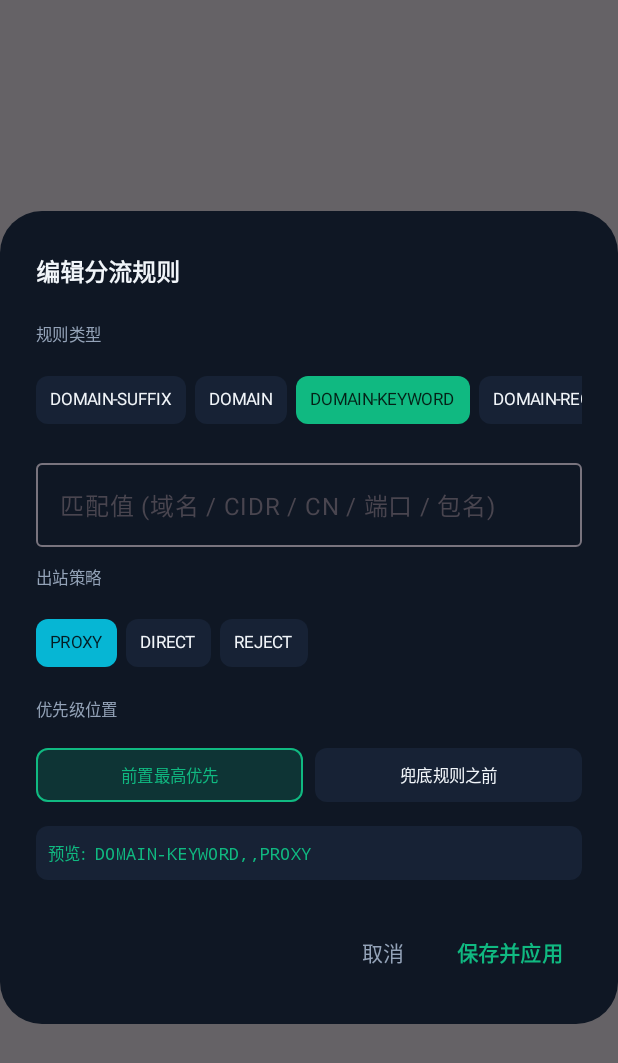
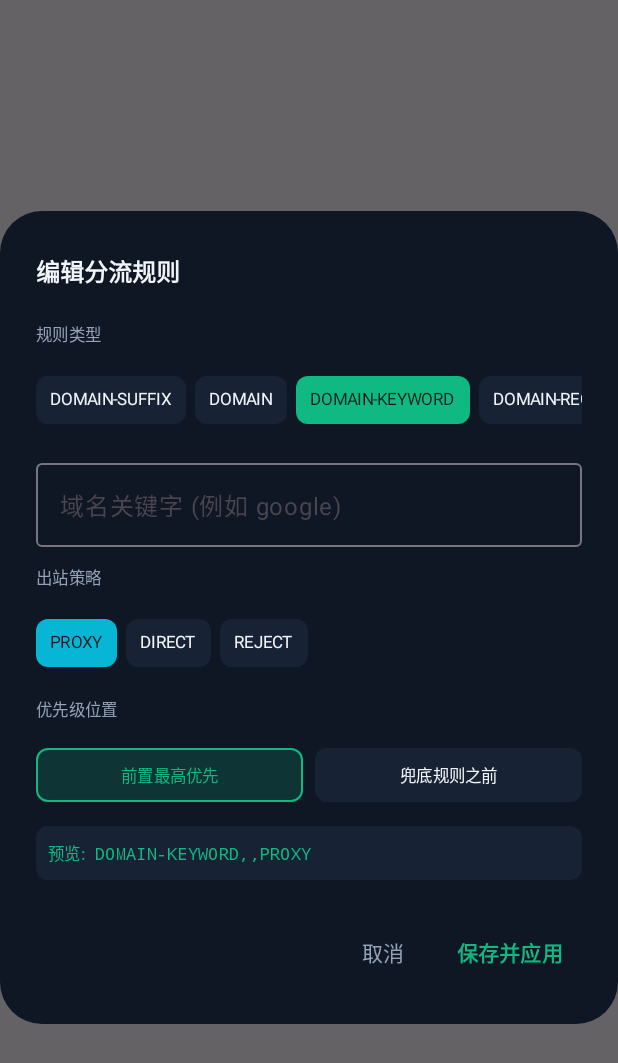
Before and after one commit to neko233-com/vpn233-android, an Android app built with Jetpack Compose: the composable RuleEditorDialog called with empty values, after a tap on "DOMAIN-KEYWORD", on a phone screen of 412 x 824 dp. Shown: the top 1063 px of the screen. Run offline under Robolectric (Android 15) with nearby library versions, the phone set to English and light mode, and no system bars; 2 other taps on this screen came first.

Commit message:
feat(ui,docs): polish rules editor, connection reset UX, and update bilingual READMEs

```diff
--- a/app/src/main/java/com/neko233/vpn233/ui/screens/RulesSheet.kt
+++ b/app/src/main/java/com/neko233/vpn233/ui/screens/RulesSheet.kt
@@ -21,6 +21,7 @@ import androidx.compose.foundation.lazy.itemsIndexed
 import androidx.compose.foundation.rememberScrollState
 import androidx.compose.foundation.shape.RoundedCornerShape
 import androidx.compose.foundation.text.BasicTextField
+import androidx.compose.foundation.verticalScroll
 import androidx.compose.material3.AlertDialog
 import androidx.compose.material3.Checkbox
 import androidx.compose.material3.Icon
@@ -62,13 +63,38 @@ private val RULE_TYPES = listOf(
     "DOMAIN-REGEX",
     "IP-CIDR",
     "IP-CIDR6",
+    "SRC-IP-CIDR",
     "GEOIP",
     "GEOSITE",
     "IP-ASN",
     "DST-PORT",
+    "SRC-PORT",
+    "NETWORK",
     "PROCESS-NAME",
+    "PROCESS-PATH",
+    "RULE-SET",
     "RAW"
 )
+
+private fun payloadHintForRuleType(type: String): String = when (type) {
+    "DOMAIN-SUFFIX" -> "域名后缀 (例如 openai.com)"
+    "DOMAIN" -> "精确域名 (例如 api.github.com)"
+    "DOMAIN-KEYWORD" -> "域名关键字 (例如 google)"
+    "DOMAIN-REGEX" -> "域名正则表达式"
+    "IP-CIDR" -> "IPv4 CIDR (例如 192.168.0.0/16)"
+    "IP-CIDR6" -> "IPv6 CIDR (例如 fc00::/7)"
+    "SRC-IP-CIDR" -> "来源局域网 IP CIDR (例如 192.168.1.50/32)"
+    "GEOIP" -> "国家代码 (例如 CN, US)"
+    "GEOSITE" -> "GeoSite 集合 (例如 cn, category-ads-all)"
+    "IP-ASN" -> "自治系统号 (例如 13335)"
+    "DST-PORT" -> "目标端口或范围 (例如 443 或 8000-9000)"
+    "SRC-PORT" -> "来源端口 (例如 5353)"
+    "NETWORK" -> "传输协议 (tcp 或 udp)"
+    "PROCESS-NAME" -> "应用包名 / 进程名 (例如 com.android.chrome)"
+    "PROCESS-PATH" -> "可执行文件路径关键字"
+    "RULE-SET" -> "外部 Rule-Provider 名称"
+    else -> "匹配值"
+}
 
 @Composable
 fun RulesDialog(
@@ -89,7 +115,7 @@ fun RulesDialog(
     var editingEntry by remember { mutableStateOf<CustomRuleEntry?>(null) }
     var showCreateDialog by remember { mutableStateOf(false) }
 
-    LaunchedEffect(tab) {
+    LaunchedEffect(tab, customRules) {
         if (tab == 1) onRefreshActiveRules()
     }
 
@@ -396,10 +422,14 @@ private fun RuleEditorDialog(
 ) {
     val p = LocalVpnPalette.current
     val initialParts = initialRuleLine.split(',')
-    val initType = initialParts.firstOrNull()?.uppercase()?.takeIf { it in RULE_TYPES } ?: if (initialRuleLine.startsWith("MATCH", true)) "RAW" else "DOMAIN-SUFFIX"
-    val initPayload = if (initType != "RAW" && initialParts.size >= 2) initialParts[1] else ""
-    val initTarget = if (initType != "RAW" && initialParts.size >= 3) initialParts[2] else "PROXY"
-    val initNoResolve = initialParts.any { it.equals("no-resolve", true) }
+    val firstToken = initialParts.firstOrNull()?.trim()?.uppercase().orEmpty()
+    val initType = when {
+        firstToken in RULE_TYPES && firstToken != "RAW" -> firstToken
+        else -> "RAW"
+    }
+    val initPayload = if (initType != "RAW" && initialParts.size >= 2) initialParts[1].trim() else ""
+    val initTarget = if (initType != "RAW" && initialParts.size >= 3) initialParts[2].trim() else "PROXY"
+    val initNoResolve = initialParts.any { it.trim().equals("no-resolve", true) }
 
     var selectedType by remember { mutableStateOf(initType) }
     var payload by remember { mutableStateOf(initPayload) }
@@ -412,12 +442,13 @@ private fun RuleEditorDialog(
         (listOf("PROXY", "DIRECT", "REJECT") + groupNames).distinct()
     }
 
+    val noResolveCapable = selectedType in listOf("IP-CIDR", "IP-CIDR6", "SRC-IP-CIDR", "GEOIP", "IP-ASN")
     val composedRule = if (selectedType == "RAW") {
         rawLine.trim()
     } else {
         buildString {
             append(selectedType).append(',').append(payload.trim()).append(',').append(target.trim())
-            if (noResolve && selectedType in listOf("IP-CIDR", "IP-CIDR6", "GEOIP", "IP-ASN")) {
+            if (noResolve && noResolveCapable) {
                 append(",no-resolve")
             }
         }
@@ -428,7 +459,10 @@ private fun RuleEditorDialog(
         containerColor = p.card,
         title = { Text("编辑分流规则", color = p.textPrimary, fontSize = 16.sp, fontWeight = FontWeight.Bold) },
         text = {
-            Column(verticalArrangement = Arrangement.spacedBy(10.dp)) {
+            Column(
+                modifier = Modifier.verticalScroll(rememberScrollState()),
+                verticalArrangement = Arrangement.spacedBy(10.dp)
+            ) {
                 Text("规则类型", color = p.textSecondary, fontSize = 11.sp)
                 Row(
                     modifier = Modifier.fillMaxWidth().horizontalScroll(rememberScrollState()),
@@ -437,7 +471,12 @@ private fun RuleEditorDialog(
                     RULE_TYPES.forEach { t ->
                         val sel = selectedType == t
                         Surface(
-                            onClick = { selectedType = t },
+                            onClick = {
+                                if (t == "RAW" && selectedType != "RAW" && payload.isNotBlank()) {
+                                    rawLine = composedRule
+                                }
+                                selectedType = t
+                            },
                             shape = RoundedCornerShape(8.dp),
                             color = if (sel) p.accent else p.cardElevated
                         ) {
@@ -455,7 +494,7 @@ private fun RuleEditorDialog(
                     OutlinedTextField(
                         value = rawLine,
                         onValueChange = { rawLine = it },
-                        label = { Text("完整规则表达式 (支持 AND/OR/SUB-RULE)") },
+                        label = { Text("完整规则表达式 (支持 AND/OR/SUB-RULE/MATCH)") },
                         singleLine = true,
                         textStyle = TextStyle(fontFamily = FontFamily.Monospace, fontSize = 12.sp),
                         modifier = Modifier.fillMaxWidth()
@@ -464,7 +503,7 @@ private fun RuleEditorDialog(
                     OutlinedTextField(
                         value = payload,
                         onValueChange = { payload = it },
-                        label = { Text("匹配值 (域名 / CIDR / CN / 端口 / 包名)") },
+                        label = { Text(payloadHintForRuleType(selectedType)) },
                         singleLine = true,
                         modifier = Modifier.fillMaxWidth()
                     )
@@ -489,7 +528,7 @@ private fun RuleEditorDialog(
                             }
                         }
                     }
-                    if (selectedType in listOf("IP-CIDR", "IP-CIDR6", "GEOIP", "IP-ASN")) {
+                    if (noResolveCapable) {
                         Row(
                             modifier = Modifier.clickable { noResolve = !noResolve },
                             verticalAlignment = Alignment.CenterVertically
```
Also changed, not shown: app/src/main/java/com/neko233/vpn233/ui/MainViewModel.kt (+76 -21 lines), 2 other files.
